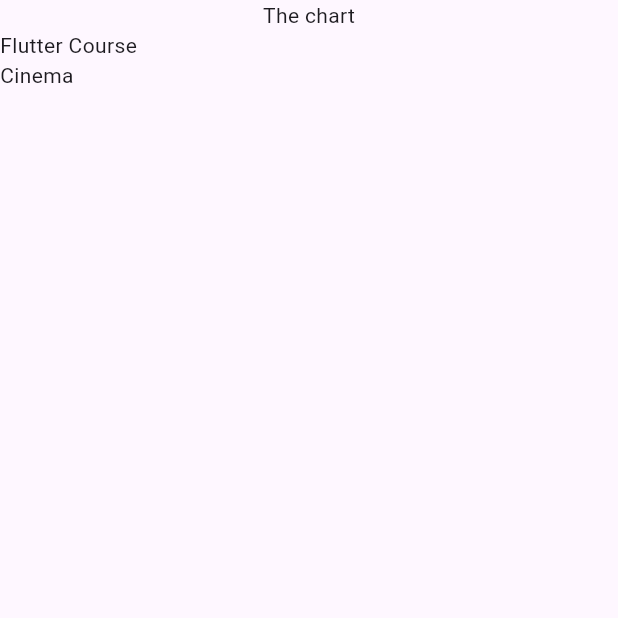
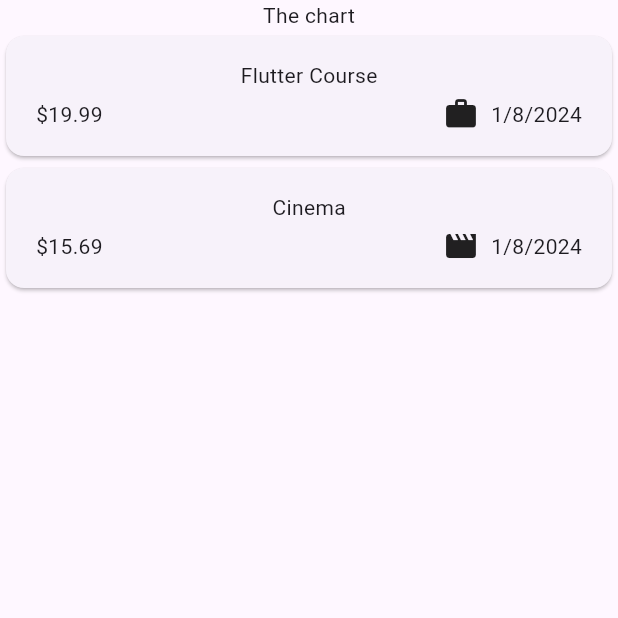
Before and after one commit to mfpullen22/expenses_tracker_app, a Flutter app: the screen it shows after launch, on a phone screen of 412 x 824 dp, the top half of it. Run offline on Flutter 3.47's test engine with Material 3 defaults, Android fonts, the phone set to English and light mode, and no system bars.

Commit message:
Expense list and date formatted

```diff
--- a/lib/main.dart
+++ b/lib/main.dart
@@ -1,6 +1,6 @@
 import 'package:flutter/material.dart';
 
-import 'package:expense_tracker_app/expenses.dart';
+import 'package:expense_tracker_app/widgets/expenses.dart';
 
 void main() {
   runApp(
--- a/lib/model/expense.dart
+++ b/lib/model/expense.dart
@@ -1,20 +1,34 @@
+import "package:flutter/material.dart";
 import "package:uuid/uuid.dart";
+import "package:intl/intl.dart";
 
+final formatter = DateFormat.yMd();
 const uuid = Uuid();
 
 enum Category { food, travel, leisure, work }
 
+const categoryIcons = {
+  Category.food: Icons.lunch_dining,
+  Category.travel: Icons.flight_takeoff,
+  Category.leisure: Icons.movie,
+  Category.work: Icons.work,
+};
+
 class Expense {
+  Expense(
+      {required this.title,
+      required this.amount,
+      required this.date,
+      required this.category})
+      : id = uuid.v4();
+
   final String title;
   final double amount;
   final String id;
   final DateTime date;
   final Category category;
 
-  Expense(
-      {required this.title,
-      required this.amount,
-      required this.date,
-      required this.category})
-      : id = uuid.v4();
+  String get formattedDate {
+    return formatter.format(date);
+  }
 }
--- a/lib/expenses.dart
+++ b/lib/widgets/expenses.dart
@@ -1,4 +1,4 @@
-import 'package:expense_tracker_app/expenses_list.dart';
+import 'package:expense_tracker_app/widgets/expenses_list/expenses_list.dart';
 import 'package:expense_tracker_app/model/expense.dart';
 import 'package:flutter/material.dart';
 
--- /dev/null
+++ b/lib/widgets/expenses_list/expense_item.dart
@@ -0,0 +1,37 @@
+import "package:expense_tracker_app/model/expense.dart";
+import "package:flutter/material.dart";
+
+class ExpenseItem extends StatelessWidget {
+  const ExpenseItem(this.expense, {super.key});
+
+  final Expense expense;
+
+  @override
+  Widget build(BuildContext context) {
+    return Card(
+        child: Padding(
+      padding: const EdgeInsets.symmetric(horizontal: 20, vertical: 16),
+      child: Column(
+        children: [
+          Text(expense.title),
+          const SizedBox(height: 4),
+          Row(
+            children: [
+              Text("\$${expense.amount.toStringAsFixed(2)}"),
+              const Spacer(),
+              Row(
+                children: [
+                  Icon(categoryIcons[expense.category]),
+                  const SizedBox(width: 8),
+                  Text(
+                    expense.formattedDate,
+                  ),
+                ],
+              ),
+            ],
+          ),
+        ],
+      ),
+    ));
+  }
+}
--- a/lib/expenses_list.dart
+++ b/lib/widgets/expenses_list/expenses_list.dart
@@ -1,4 +1,5 @@
 import "package:expense_tracker_app/model/expense.dart";
+import "package:expense_tracker_app/widgets/expenses_list/expense_item.dart";
 import "package:flutter/material.dart";
 
 class ExpensesList extends StatelessWidget {
@@ -10,6 +11,6 @@ class ExpensesList extends StatelessWidget {
   Widget build(BuildContext context) {
     return ListView.builder(
         itemCount: expenses.length,
-        itemBuilder: (ctz, index) => Text(expenses[index].title));
+        itemBuilder: (ctz, index) => ExpenseItem(expenses[index]));
   }
 }
--- a/pubspec.yaml
+++ b/pubspec.yaml
@@ -36,6 +36,7 @@ dependencies:
   # Use with the CupertinoIcons class for iOS style icons.
   cupertino_icons: ^1.0.2
   uuid: ^4.2.2
+  intl: ^0.19.0
 
 dev_dependencies:
   flutter_test:
```
Also changed, not shown: pubspec.lock, 1 other file.
